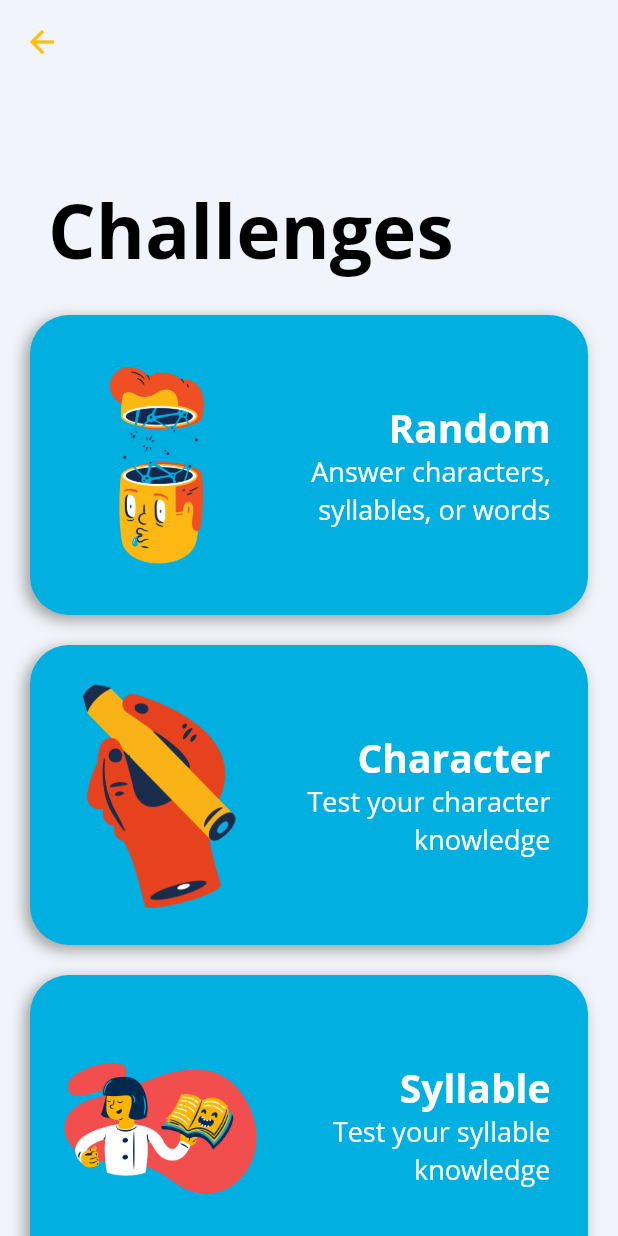
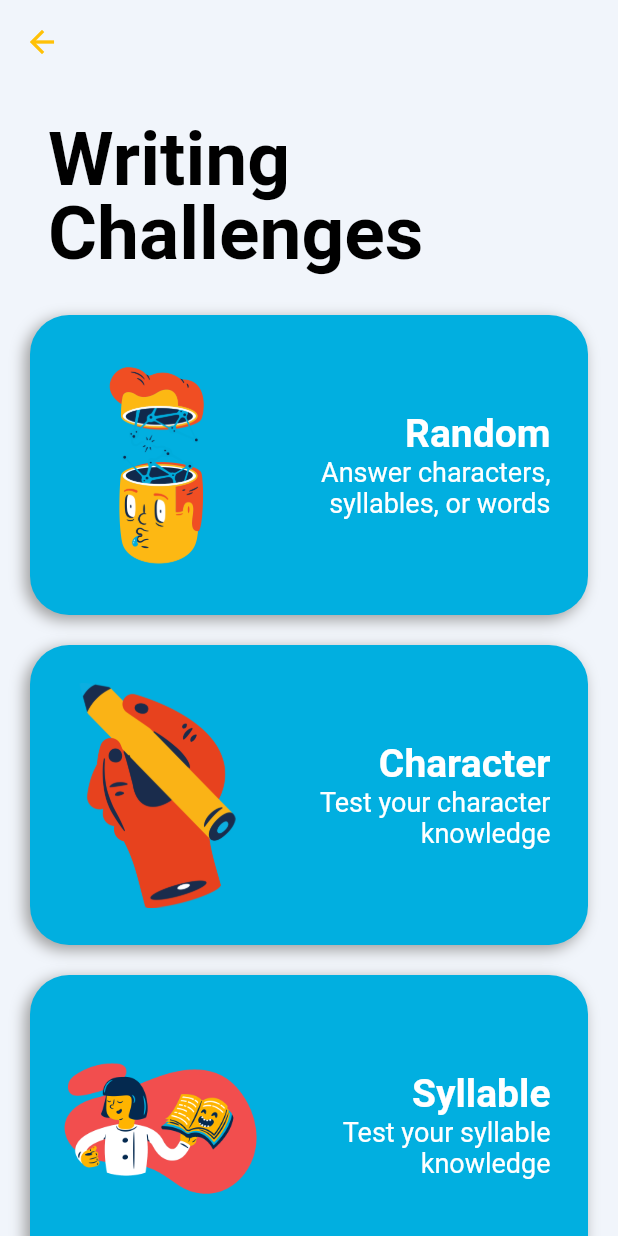
Before and after one commit to CMSC-129B-Projects/Hachingu, a Flutter app: the screen it shows after launch, after a tap on "Train", on a phone screen of 412 x 824 dp. Run offline on Flutter 3.47's test engine with Material 2 defaults, Android fonts, the phone set to English and light mode, and no system bars; our stand-ins replace flutter_local_notifications, flutter_markdown, fluttertoast, shared_preferences; missing offline and left inert: android_alarm_manager, android_alarm_manager_plus, flutter_email_sender, mailer, workmanager.

Commit message:
- added large icon for notification

```diff
--- a/lib/Notifiers/notifications_provider.dart
+++ b/lib/Notifiers/notifications_provider.dart
@@ -61,8 +61,8 @@ class NotificationsProvider with ChangeNotifier {
     var scheduleNotificationDateTime =
     DateTime.now().add(Duration(seconds: 4));
     var bigPicture = BigPictureStyleInformation(
-      DrawableResourceAndroidBitmap("hachingu_notif"),
-      largeIcon: DrawableResourceAndroidBitmap("hachingu_notif"),
+      DrawableResourceAndroidBitmap("hachingu_notif_icon"),
+      largeIcon: DrawableResourceAndroidBitmap("hachingu_notif_big"),
       contentTitle: "Hachingu Daily Reminder",
       summaryText: "Practice makes perfect",
       htmlFormatContent: true,
--- a/lib/Screens/HomeScreen.dart
+++ b/lib/Screens/HomeScreen.dart
@@ -13,7 +13,7 @@ class HomeScreen extends StatefulWidget {
   _HomeScreenState createState() => _HomeScreenState();
 }
 
-class _HomeScreenState extends State<HomeScreen> {
+class _HomeScreenState extends State<HomeScreen>{
   var sWidth, sHeight;
 
   @override
@@ -24,7 +24,7 @@ class _HomeScreenState extends State<HomeScreen> {
     return HomeBody(themeProvider);
   }
 
-  Widget HomeBody(DarkThemeProvider themeProvider) {
+  Widget HomeBody(DarkThemeProvider themeProvider){
     return ScopedModel<AppModel>(
         model: AppModel(),
         child:
@@ -42,37 +42,12 @@ class _HomeScreenState extends State<HomeScreen> {
                           width: sWidth,
                           height: sHeight * 0.12,
                         ),
-                        Text.rich(TextSpan(
-                            text: "   Learn Korean\n with",
-                            style: TextStyle(
-                              fontFamily: 'Open Sans',
-                              fontWeight: FontWeight.w600,
-                              // letterSpacing: 0.7,
-                              color: Theme.of(context).primaryColor,
-                              fontSize: 40,
-                            ),
-                            children: <InlineSpan>[
-                              TextSpan(
-                                  text: " Hachingu!",
-                                  style: TextStyle(
-                                    fontFamily: 'Open Sans',
-                                    fontWeight: FontWeight.w700,
-                                    // letterSpacing: 0.6,
-                                    color: Theme.of(context).primaryColor,
-                                    fontSize: 40,
-                                  ))
-                            ])),
-                        // Text(" Learn Korean\nwith Hachingu!",
-                        //     style: TextStyle(
-                        //       fontFamily: 'Open Sans',
-                        //       fontWeight: FontWeight.w600,
-                        //       letterSpacing: 0.,
-                        //       color: Theme.of(context).primaryColor,
-                        //       fontSize: 40,
-                        //     )),
+                        Text(" Learn Korean\nwith Hachingu",
+                            style:
+                            TextStyle(fontFamily: 'Open Sans', color: Theme.of(context).primaryColor, fontSize: 32, )),
                         Container(
                           width: sWidth,
-                          height: sHeight * 0.62,
+                          height: sHeight * 0.66,
                           child: Stack(
                             children: [
                               Positioned(
@@ -80,8 +55,7 @@ class _HomeScreenState extends State<HomeScreen> {
                                 top: 85,
                                 child: new InkWell(
                                   onTap: () {
-                                    Navigator.of(context).push(
-                                        MaterialPageRoute(
+                                    Navigator.of(context).push(MaterialPageRoute(
                                         builder: (BuildContext context) =>
                                             TrainScreen()));
                                   },
@@ -92,15 +66,14 @@ class _HomeScreenState extends State<HomeScreen> {
                                         color: Color(0xff01AFE0),
                                         boxShadow: [
                                           BoxShadow(
-                                              blurRadius: 6.0,
+                                              blurRadius: 8.0,
                                               offset: Offset(-3.0, 3.0),
                                               color: Colors.grey),
                                         ],
                                         borderRadius: BorderRadius.all(
                                             Radius.circular(26))),
                                     child: Column(
-                                      mainAxisAlignment:
-                                          MainAxisAlignment.center,
+                                      mainAxisAlignment: MainAxisAlignment.center,
                                       crossAxisAlignment:
                                       CrossAxisAlignment.center,
                                       children: [
@@ -115,32 +88,30 @@ class _HomeScreenState extends State<HomeScreen> {
                                             style: TextStyle(
                                                 color: Colors.white,
                                                 fontSize: 24,
-                                                fontFamily: 'Open Sans',
+                                                fontFamily: 'OpenSans',
                                                 fontWeight: FontWeight.bold)),
                                       ],
                                     ),
                                   ),
-                                ),
-                              ),
+                                ),),
                               Positioned(
                                   right: 20,
                                   bottom: 40,
                                   child: new InkWell(
                                     onTap: () {
-                                      Navigator.of(context).push(
-                                          MaterialPageRoute(
+                                      Navigator.of(context).push(MaterialPageRoute(
                                           builder: (BuildContext context) =>
                                               LearnScreen()));
                                     },
                                     child: Container(
-                                      height: sHeight * 0.34,
+                                      height:sHeight * 0.34,
                                       width: sWidth / 2,
 
                                       decoration: BoxDecoration(
                                         color: Color(0xffF34F4E),
                                         boxShadow: [
                                           BoxShadow(
-                                              blurRadius: 6.0,
+                                              blurRadius: 8.0,
                                               offset: Offset(-3.0, 3.0),
                                               color: Colors.grey),
                                         ],
@@ -162,10 +133,10 @@ class _HomeScreenState extends State<HomeScreen> {
                                       //       borderRadius: BorderRadius.all(
                                       //           Radius.circular(26))),
                                       child: Column(
-                                        mainAxisAlignment:
-                                            MainAxisAlignment.center,
+                                        mainAxisAlignment: MainAxisAlignment.center,
                                         crossAxisAlignment:
                                         CrossAxisAlignment.center,
+
                                         children: [
                                           Image.asset(
                                             "assets/images/learn.PNG",
@@ -177,14 +148,14 @@ class _HomeScreenState extends State<HomeScreen> {
                                           Text("Learn",
                                               style: TextStyle(
                                                   color: Colors.white,
-                                                  fontFamily: 'Open Sans',
+                                                  fontFamily: 'OpenSans',
                                                   fontSize: 24,
                                                   fontWeight: FontWeight.bold)),
                                         ],
                                       ),
                                     ),
-                                  ))
-                            ],
+                                  )
+                              )],
                           ),
                         )
                       ],
@@ -196,8 +167,7 @@ class _HomeScreenState extends State<HomeScreen> {
                     bottom: 0,
                     right: 0,
                     child: MaterialButton(
-                      height: 77,
-                      minWidth: 77,
+                      height: 85,
                       color: Color(0xfffAB316),
                       onPressed: () {
                         Navigator.of(context).push(MaterialPageRoute(
@@ -208,13 +178,14 @@ class _HomeScreenState extends State<HomeScreen> {
                       },
                       shape: RoundedRectangleBorder(
                           borderRadius: BorderRadius.only(
-                              topLeft: Radius.circular(30),
-                              bottomLeft: Radius.circular(38),
-                              topRight: Radius.circular(38),
-                              bottomRight: Radius.circular(42))),
-                      child: Image.asset(
-                        'assets/images/cog.png',
-                        width: 38,
+                              topLeft: Radius.circular(33),
+                              bottomLeft: Radius.circular(40),
+                              topRight: Radius.circular(40),
+                              bottomRight: Radius.circular(45))),
+                      child: Icon(
+                        Icons.settings,
+                        size: 45,
+                        color: Colors.white,
                       ),
                     ),
                   ),
--- a/lib/Screens/LearnScreen.dart
+++ b/lib/Screens/LearnScreen.dart
@@ -40,7 +40,6 @@ class _LearnScreenState extends State<LearnScreen> {
                     style: TextStyle(
                         color: Theme.of(context).primaryColor,
                         height: 1,
-                        fontFamily: 'Open Sans',
                         fontWeight: FontWeight.bold,
                         fontSize: constraints.maxHeight < 100
                             ? null
--- a/lib/Screens/TrainScreen.dart
+++ b/lib/Screens/TrainScreen.dart
@@ -35,11 +35,10 @@ class _TrainScreenState extends State<TrainScreen> {
             flexibleSpace: LayoutBuilder(
                 builder: (BuildContext context, BoxConstraints constraints) {
               return FlexibleSpaceBar(
-                title: Text("Challenges",
+                title: Text("Writing Challenges",
                     style: TextStyle(
                         color: Theme.of(context).primaryColor,
                         height: 1,
-                        fontFamily: 'Open Sans',
                         fontWeight: FontWeight.bold,
                         fontSize: constraints.maxHeight < 100
                             ? null
--- a/lib/Utils/styles.dart
+++ b/lib/Utils/styles.dart
@@ -29,7 +29,9 @@ abstract class Styles {
 
   //Strings
   static const TextStyle defaultTextStyle = TextStyle(
-      color: Styles.purpleColor, fontSize: 20.0, fontFamily: 'Open Sans');
+    color: Styles.purpleColor,
+    fontSize: 20.0,
+  );
   static const TextStyle defaultTextStyleBlack = TextStyle(
     color: Styles.blackColor,
     fontSize: 20.0,
@@ -55,7 +57,7 @@ abstract class Styles {
     fontSize: 16.0,
   );
   static const TextStyle defaultButtonTextStyle =
-      TextStyle(color: Styles.whiteColor, fontSize: 20);
+  TextStyle(color: Styles.whiteColor, fontSize: 20);
 
   static const TextStyle profileTextStyleBlack = TextStyle(
     color: Styles.blackColor,
@@ -72,7 +74,7 @@ abstract class Styles {
   static ThemeData themeData(bool isDarkTheme, BuildContext context) {
     return ThemeData(
       //* Custom Google Font
-      fontFamily: 'Open Sans',
+      //  fontFamily: Devfest.google_sans_family,
       primarySwatch: Colors.red,
       primaryColor: isDarkTheme ? Colors.white : Colors.black,
       accentColor: isDarkTheme ? Color(0xff20212b) : Color(0xfffab316),
@@ -83,7 +85,7 @@ abstract class Styles {
 
       hintColor: isDarkTheme ? Color(0xff280C0B) : Color(0xffEECED3),
       shadowColor: isDarkTheme ? Color(0xff8f7027) : Colors.white,
-      splashColor: isDarkTheme ? Color(0xffa19551) : Color(0xfffff2cf),
+      splashColor: isDarkTheme ?  Color(0xffa19551) : Color(0xfffff2cf),
       highlightColor: isDarkTheme ? Color(0xff372901) : Color(0xffFCE192),
       hoverColor: isDarkTheme ? Color(0xff3A3A3B) : Color(0xff4285F4),
       focusColor: isDarkTheme ? Color(0xff0B2512) : Color(0xffA8DAB5),
--- a/lib/main.dart
+++ b/lib/main.dart
@@ -1,17 +1,21 @@
 import 'package:flutter/material.dart';
 import 'package:hachingu/Notifiers/email_sender.dart';
 import 'package:hachingu/Notifiers/notifications_provider.dart';
+import 'package:hachingu/Screens/SettingsScreen.dart';
 import 'Screens/HomeScreen.dart';
 import 'package:provider/provider.dart';
 import 'package:flutter_local_notifications/flutter_local_notifications.dart';
 import 'package:hachingu/Notifiers/dark_theme_provider.dart';
 import 'package:hachingu/Utils/styles.dart';
 import 'package:hachingu/Utils/preferences.dart';
+//import 'package:android_alarm_manager/android_alarm_manager.dart';
+import 'package:android_alarm_manager_plus/android_alarm_manager_plus.dart';
+import 'package:workmanager/workmanager.dart';
 
 final FlutterLocalNotificationsPlugin flutterLocalNotificationsPlugin =
     FlutterLocalNotificationsPlugin();
 
-void main() async {
+void main() async{
   WidgetsFlutterBinding.ensureInitialized();
 
   await HachinguPreferences.init();
@@ -25,8 +29,7 @@ class Hachingu extends StatefulWidget {
 
 class _HachinguState extends State<Hachingu> {
   DarkThemeProvider themeChangeProvider = new DarkThemeProvider();
-  NotificationsProvider notificationsChangeProvider =
-      new NotificationsProvider();
+  NotificationsProvider notificationsChangeProvider = new NotificationsProvider();
   EmailProvider emailChangeProvider = new EmailProvider();
   FlutterLocalNotificationsPlugin localNotification;
 
@@ -38,21 +41,14 @@ class _HachinguState extends State<Hachingu> {
     getEmailStatus();
     getNotificationStatus();
   }
-
   void getCurrentAppTheme() async {
-    themeChangeProvider.darkTheme =
-        await themeChangeProvider.hachinguPreferences.getTheme();
+    themeChangeProvider.darkTheme = await themeChangeProvider.hachinguPreferences.getTheme();
   }
-
   void getEmailStatus() async {
-    emailChangeProvider.email =
-        await emailChangeProvider.hachinguPreferences.getEmails();
+    emailChangeProvider.email = await emailChangeProvider.hachinguPreferences.getEmails();
   }
-
   void getNotificationStatus() async {
-    notificationsChangeProvider.notifications =
-        await notificationsChangeProvider.hachinguPreferences
-            .getNotifications();
+    notificationsChangeProvider.notifications = await notificationsChangeProvider.hachinguPreferences.getNotifications();
   }
 
   @override
@@ -60,20 +56,23 @@ class _HachinguState extends State<Hachingu> {
     return MultiProvider(
         providers: [
           ChangeNotifierProvider<DarkThemeProvider>(
-              create: (_) => themeChangeProvider),
+            create: (_) => themeChangeProvider
+          ),
           ChangeNotifierProvider<NotificationsProvider>(
-              create: (_) => notificationsChangeProvider),
+              create: (_) => notificationsChangeProvider
+          ),
           ChangeNotifierProvider<EmailProvider>(
             create: (_) => emailChangeProvider,
           ),
         ],
         child: Consumer<DarkThemeProvider>(
             builder: (BuildContext context, value, Widget child) {
-          return MaterialApp(
-            debugShowCheckedModeBanner: false,
-            theme: Styles.themeData(themeChangeProvider.darkTheme, context),
-            home: HomeScreen(),
-          );
-        }));
+              return MaterialApp(
+                theme: Styles.themeData(themeChangeProvider.darkTheme, context),
+                home: HomeScreen(),
+              );
+            }
+        )
+    );
   }
 }
```
Also changed, not shown: lib/Notifiers/email_sender.dart (+31 -5 lines), lib/Screens/SettingsScreen.dart (+31 -3 lines), pubspec.yaml (+4 -9 lines), assets/images/cog.png (deleted), pubspec.lock, 3 other files. Lines whose indentation alone changed are shown as unchanged.
